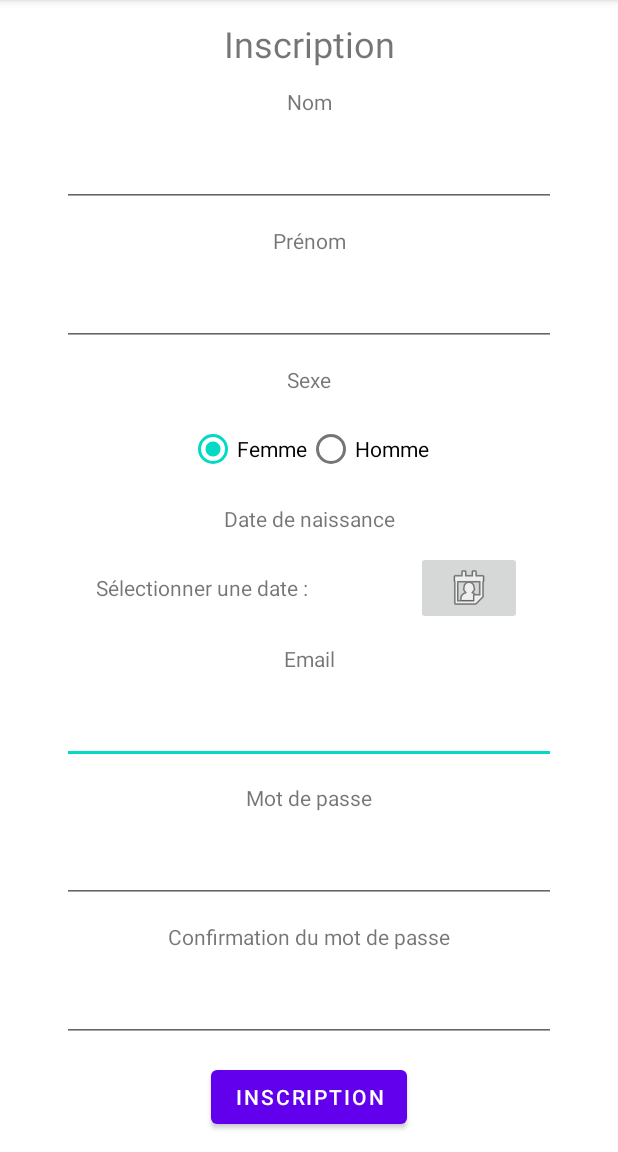
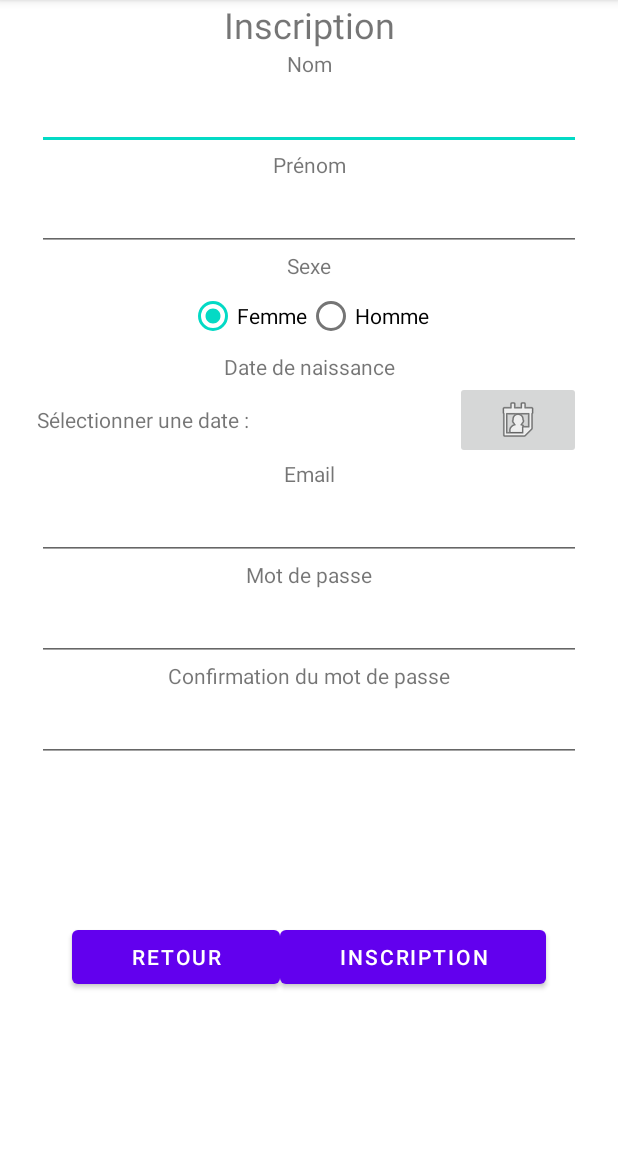
Before and after one commit to PetitGourou1999/PierrePapierCiseaux, an Android app: the RegisterActivity screen opened directly, with no data from a screen before it, on a phone screen of 412 x 824 dp, the part 84-1236 px from its top. Run offline under Robolectric (Android 15) with nearby library versions, the light colour scheme and no system bars; our stand-ins replace Firebase (no records; nobody signed in at launch, a user with empty details on screens opened directly).

Commit message:
Registration ok

```diff
--- a/app/build.gradle
+++ b/app/build.gradle
@@ -35,7 +35,7 @@
     implementation 'androidx.constraintlayout:constraintlayout:2.1.0'
     implementation 'com.google.firebase:firebase-auth:19.2.0'
     implementation 'com.google.firebase:firebase-analytics:17.2.1'
-    implementation 'com.google.firebase:firebase-database:19.2.0'
+    implementation 'com.google.firebase:firebase-database:20.0.2'
     testImplementation 'junit:junit:4.+'
     androidTestImplementation 'androidx.test.ext:junit:1.1.3'
     androidTestImplementation 'androidx.test.espresso:espresso-core:3.4.0'
--- a/app/src/main/java/com/example/pierrepapierciseaux/RegisterActivity.java
+++ b/app/src/main/java/com/example/pierrepapierciseaux/RegisterActivity.java
@@ -1,6 +1,8 @@
 package com.example.pierrepapierciseaux;
 
 import android.app.DatePickerDialog;
+import android.app.ProgressDialog;
+import android.content.Intent;
 import android.icu.util.Calendar;
 import android.os.Bundle;
 import android.util.Patterns;
@@ -47,6 +49,8 @@
 
     private ProgressBar progressBar;
 
+    private Button retour;
+
     /*Métier*/
     int year;
     int month;
@@ -71,6 +75,8 @@
 
         progressBar = findViewById(R.id.progressBarRegister);
 
+        retour = findViewById(R.id.backButtonRegister);
+
     }
 
     @Override
@@ -81,6 +87,10 @@
         mAuth = FirebaseAuth.getInstance();
 
         getUIElements();
+
+        retour.setOnClickListener(e->{
+            startActivity(new Intent(this, LoginActivity.class));
+        });
 
         selectDate.setOnClickListener(e -> {
 
@@ -109,7 +119,7 @@
         String dateNaissTexte = date.getText().toString().trim();
         String emailTexte = mail.getText().toString().trim();
         String passwordTexte = password.getText().toString().trim();
-        String confirmPasswordTexte = password.getText().toString().trim();
+        String confirmPasswordTexte = confirmPassword.getText().toString().trim();
 
         String sexeTexte = "";
 
@@ -136,7 +146,9 @@
             } else if (!passwordTexte.equals(confirmPasswordTexte)) {
                 showToast(R.string.mismatch_password);
             } else {
-                progressBar.setVisibility(View.VISIBLE);
+                //progressBar.setVisibility(View.VISIBLE);
+                ProgressDialog dialog = ProgressDialog.show(this, "",
+                        getString(R.string.please_wait), true);
                 String finalSexeTexte = sexeTexte;
                 mAuth.createUserWithEmailAndPassword(emailTexte, passwordTexte).addOnCompleteListener(new OnCompleteListener<AuthResult>() {
                     @Override
@@ -150,12 +162,21 @@
                                 public void onComplete(@NonNull Task<Void> task) {
                                     if(task.isSuccessful()){
                                         showToast(R.string.ajout_user_reussi);
-                                        progressBar.setVisibility(View.GONE);
+                                        //progressBar.setVisibility(View.GONE);
+                                        dialog.dismiss();
+                                        startActivity(new Intent(RegisterActivity.this, LoginActivity.class));
                                     }else{
                                         showToast(R.string.ajout_user_fail);
+                                        //progressBar.setVisibility(View.GONE);
+                                        dialog.dismiss();
                                     }
                                 }
                             });
+                        }else{
+                            showToast(R.string.ajout_user_fail);
+                            //progressBar.setVisibility(View.GONE);
+                            dialog.dismiss();
+
                         }
 
                     }
--- a/app/src/main/res/layout/activity_register.xml
+++ b/app/src/main/res/layout/activity_register.xml
@@ -1,75 +1,77 @@
 <?xml version="1.0" encoding="utf-8"?>
-<androidx.constraintlayout.widget.ConstraintLayout xmlns:android="http://schemas.android.com/apk/res/android"
+<ScrollView xmlns:android="http://schemas.android.com/apk/res/android"
     xmlns:app="http://schemas.android.com/apk/res-auto"
     xmlns:tools="http://schemas.android.com/tools"
-    android:layout_width="match_parent"
-    android:layout_height="match_parent"
+    android:layout_width="fill_parent"
+    android:layout_height="fill_parent"
+    android:fillViewport="true"
     tools:context=".RegisterActivity">
 
 
+    <androidx.constraintlayout.widget.ConstraintLayout
+        android:layout_width="match_parent"
+        android:layout_height="wrap_content"
+        tools:context=".RegisterActivity">
+
         <TextView
-        android:id="@+id/textView15"
+            android:id="@+id/textViewConfirmMDP"
             android:layout_width="wrap_content"
             android:layout_height="wrap_content"
             android:text="@string/confirm_mot_de_passe"
             app:layout_constraintBottom_toTopOf="@+id/registerConfirmPassword"
-        app:layout_constraintTop_toBottomOf="@+id/registerPassword"
             app:layout_constraintEnd_toStartOf="@+id/guideline3"
             app:layout_constraintStart_toStartOf="@+id/guideline2"
-        tools:layout_editor_absoluteX="97dp" />
+            app:layout_constraintTop_toBottomOf="@+id/registerPassword" />
 
         <EditText
             android:id="@+id/registerMail"
-        android:layout_width="329dp"
+            android:layout_width="0dp"
             android:layout_height="wrap_content"
             android:ems="10"
             android:inputType="textEmailAddress"
             android:minHeight="48dp"
-        app:layout_constraintBottom_toTopOf="@+id/textView13"
-        app:layout_constraintTop_toBottomOf="@+id/textView12"
+            app:layout_constraintBottom_toTopOf="@+id/textViewMDP"
             app:layout_constraintEnd_toStartOf="@+id/guideline3"
             app:layout_constraintStart_toStartOf="@+id/guideline2"
-        tools:layout_editor_absoluteX="41dp" />
+            app:layout_constraintTop_toBottomOf="@+id/textViewMail" />
 
         <EditText
             android:id="@+id/registerPassword"
-        android:layout_width="329dp"
+            android:layout_width="0dp"
             android:layout_height="wrap_content"
             android:ems="10"
             android:inputType="textPassword"
             android:minHeight="48dp"
-        app:layout_constraintBottom_toTopOf="@+id/textView15"
-        app:layout_constraintTop_toBottomOf="@+id/textView13"
+            app:layout_constraintBottom_toTopOf="@+id/textViewConfirmMDP"
             app:layout_constraintEnd_toStartOf="@+id/guideline3"
             app:layout_constraintStart_toStartOf="@+id/guideline2"
-        tools:layout_editor_absoluteX="41dp" />
+            app:layout_constraintTop_toBottomOf="@+id/textViewMDP" />
 
         <EditText
             android:id="@+id/registerConfirmPassword"
-        android:layout_width="329dp"
+            android:layout_width="0dp"
             android:layout_height="wrap_content"
             android:ems="10"
             android:inputType="textPassword"
             android:minHeight="48dp"
-        app:layout_constraintBottom_toTopOf="@+id/registerButtonRegister"
-        app:layout_constraintTop_toBottomOf="@+id/textView15"
             app:layout_constraintEnd_toStartOf="@+id/guideline3"
             app:layout_constraintStart_toStartOf="@+id/guideline2"
-        tools:layout_editor_absoluteX="41dp" />
+            app:layout_constraintBottom_toTopOf="@+id/linearButtons"
+            app:layout_constraintTop_toBottomOf="@+id/textViewConfirmMDP" />
 
         <androidx.constraintlayout.widget.Guideline
             android:id="@+id/guideline2"
             android:layout_width="wrap_content"
             android:layout_height="wrap_content"
             android:orientation="vertical"
-        app:layout_constraintGuide_percent="0.1" />
+            app:layout_constraintGuide_percent="0.06" />
 
         <androidx.constraintlayout.widget.Guideline
             android:id="@+id/guideline3"
             android:layout_width="wrap_content"
             android:layout_height="wrap_content"
             android:orientation="vertical"
-        app:layout_constraintGuide_percent="0.9" />
+            app:layout_constraintGuide_percent="0.94" />
 
         <TextView
             android:id="@+id/registerTitle"
@@ -77,46 +79,44 @@
             android:layout_height="wrap_content"
             android:text="@string/inscription"
             android:textSize="24sp"
-        app:layout_constraintBottom_toTopOf="@+id/textView8"
+            app:layout_constraintBottom_toTopOf="@+id/textViewNom"
             app:layout_constraintEnd_toStartOf="@+id/guideline3"
             app:layout_constraintStart_toStartOf="@+id/guideline2"
             app:layout_constraintTop_toTopOf="parent" />
 
         <EditText
             android:id="@+id/registerNom"
-        android:layout_width="329dp"
+            android:layout_width="0dp"
             android:layout_height="wrap_content"
             android:ems="10"
             android:inputType="textPersonName"
             android:minHeight="48dp"
-        app:layout_constraintBottom_toTopOf="@+id/textView9"
-        app:layout_constraintTop_toBottomOf="@+id/textView8"
+            app:layout_constraintBottom_toTopOf="@+id/textViewPrenom"
             app:layout_constraintEnd_toStartOf="@+id/guideline3"
             app:layout_constraintStart_toStartOf="@+id/guideline2"
-        tools:layout_editor_absoluteX="41dp" />
+            app:layout_constraintTop_toBottomOf="@+id/textViewNom" />
 
         <EditText
             android:id="@+id/registerPrenom"
-        android:layout_width="329dp"
+            android:layout_width="0dp"
             android:layout_height="wrap_content"
             android:ems="10"
             android:inputType="textPersonName"
             android:minHeight="48dp"
-        app:layout_constraintBottom_toTopOf="@+id/textView10"
-        app:layout_constraintTop_toBottomOf="@+id/textView9"
+            app:layout_constraintBottom_toTopOf="@+id/textViewSexe"
             app:layout_constraintEnd_toStartOf="@+id/guideline3"
             app:layout_constraintStart_toStartOf="@+id/guideline2"
-        tools:layout_editor_absoluteX="41dp" />
+            app:layout_constraintTop_toBottomOf="@+id/textViewPrenom" />
 
         <RadioGroup
             android:id="@+id/radioGroup"
             android:layout_width="wrap_content"
             android:layout_height="wrap_content"
             android:orientation="horizontal"
-        app:layout_constraintBottom_toTopOf="@+id/textView11"
-        app:layout_constraintTop_toBottomOf="@+id/textView10"
+            app:layout_constraintBottom_toTopOf="@+id/textViewDateNaiss"
             app:layout_constraintEnd_toStartOf="@+id/guideline3"
             app:layout_constraintStart_toStartOf="@+id/guideline2"
+            app:layout_constraintTop_toBottomOf="@+id/textViewSexe"
             tools:layout_editor_absoluteX="125dp">
 
             <RadioButton
@@ -145,16 +145,15 @@
 
         <LinearLayout
             android:id="@+id/linearLayout"
-        android:layout_width="284dp"
-        android:layout_height="49dp"
+            android:layout_width="0dp"
+            android:layout_height="wrap_content"
             android:gravity="center"
             android:orientation="horizontal"
             android:weightSum="6"
-        app:layout_constraintBottom_toTopOf="@+id/textView12"
-        app:layout_constraintTop_toBottomOf="@+id/textView11"
+            app:layout_constraintBottom_toTopOf="@+id/textViewMail"
             app:layout_constraintEnd_toStartOf="@+id/guideline3"
             app:layout_constraintStart_toStartOf="@+id/guideline2"
-        tools:layout_editor_absoluteX="64dp">
+            app:layout_constraintTop_toBottomOf="@+id/textViewDateNaiss">
 
             <TextView
                 android:id="@+id/dateTextView"
@@ -171,18 +170,35 @@
                 app:srcCompat="@android:drawable/ic_menu_my_calendar" />
         </LinearLayout>
 
+        <LinearLayout
+            android:id="@+id/linearButtons"
+            android:layout_width="0dp"
+            android:layout_height="0dp"
+            android:gravity="center"
+            android:orientation="horizontal"
+            android:weightSum="3"
+            app:layout_constraintBottom_toBottomOf="parent"
+            app:layout_constraintEnd_toStartOf="@+id/guideline3"
+            app:layout_constraintStart_toStartOf="@+id/guideline2"
+            app:layout_constraintTop_toBottomOf="@+id/registerConfirmPassword">
+
+            <Button
+                android:id="@+id/backButtonRegister"
+                android:layout_width="wrap_content"
+                android:layout_height="wrap_content"
+                android:layout_weight="1"
+                android:text="@string/retour" />
+
             <Button
                 android:id="@+id/registerButtonRegister"
                 android:layout_width="wrap_content"
                 android:layout_height="wrap_content"
-        android:text="@string/inscription"
-        app:layout_constraintBottom_toBottomOf="parent"
-        app:layout_constraintEnd_toStartOf="@+id/guideline3"
-        app:layout_constraintStart_toStartOf="@+id/guideline2"
-        app:layout_constraintTop_toBottomOf="@+id/registerConfirmPassword" />
+                android:layout_weight="1"
+                android:text="@string/inscription" />
+        </LinearLayout>
 
         <TextView
-        android:id="@+id/textView8"
+            android:id="@+id/textViewNom"
             android:layout_width="wrap_content"
             android:layout_height="wrap_content"
             android:text="@string/nom"
@@ -192,58 +208,59 @@
             app:layout_constraintTop_toBottomOf="@+id/registerTitle" />
 
         <TextView
-        android:id="@+id/textView9"
+            android:id="@+id/textViewPrenom"
             android:layout_width="wrap_content"
             android:layout_height="wrap_content"
             android:text="@string/prenom"
             app:layout_constraintBottom_toTopOf="@+id/registerPrenom"
-        app:layout_constraintTop_toBottomOf="@+id/registerNom"
             app:layout_constraintEnd_toStartOf="@+id/guideline3"
             app:layout_constraintStart_toStartOf="@+id/guideline2"
+            app:layout_constraintTop_toBottomOf="@+id/registerNom"
             tools:layout_editor_absoluteX="181dp" />
 
         <TextView
-        android:id="@+id/textView10"
+            android:id="@+id/textViewSexe"
             android:layout_width="wrap_content"
             android:layout_height="wrap_content"
             android:text="@string/sexe"
             app:layout_constraintBottom_toTopOf="@+id/radioGroup"
-        app:layout_constraintTop_toBottomOf="@+id/registerPrenom"
             app:layout_constraintEnd_toStartOf="@+id/guideline3"
             app:layout_constraintStart_toStartOf="@+id/guideline2"
+            app:layout_constraintTop_toBottomOf="@+id/registerPrenom"
             tools:layout_editor_absoluteX="190dp" />
 
         <TextView
-        android:id="@+id/textView11"
+            android:id="@+id/textViewDateNaiss"
             android:layout_width="wrap_content"
             android:layout_height="wrap_content"
             android:text="@string/date_naissance"
             app:layout_constraintBottom_toTopOf="@+id/linearLayout"
-        app:layout_constraintTop_toBottomOf="@+id/radioGroup"
             app:layout_constraintEnd_toStartOf="@+id/guideline3"
             app:layout_constraintStart_toStartOf="@+id/guideline2"
+            app:layout_constraintTop_toBottomOf="@+id/radioGroup"
             tools:layout_editor_absoluteX="180dp" />
 
         <TextView
-        android:id="@+id/textView12"
+            android:id="@+id/textViewMail"
             android:layout_width="wrap_content"
             android:layout_height="wrap_content"
             android:text="@string/email"
             app:layout_constraintBottom_toTopOf="@+id/registerMail"
-        app:layout_constraintTop_toBottomOf="@+id/linearLayout"
             app:layout_constraintEnd_toStartOf="@+id/guideline3"
             app:layout_constraintStart_toStartOf="@+id/guideline2"
+            app:layout_constraintTop_toBottomOf="@+id/linearLayout"
             tools:layout_editor_absoluteX="195dp" />
 
         <TextView
-        android:id="@+id/textView13"
+            android:id="@+id/textViewMDP"
             android:layout_width="wrap_content"
             android:layout_height="wrap_content"
             android:text="@string/mot_de_passe"
             app:layout_constraintBottom_toTopOf="@+id/registerPassword"
-        app:layout_constraintTop_toBottomOf="@+id/registerMail"
             app:layout_constraintEnd_toStartOf="@+id/guideline3"
             app:layout_constraintStart_toStartOf="@+id/guideline2"
+            app:layout_constraintTop_toBottomOf="@+id/registerMail"
             tools:layout_editor_absoluteX="186dp" />
 
     </androidx.constraintlayout.widget.ConstraintLayout>
+</ScrollView>
--- a/app/src/main/res/values/strings.xml
+++ b/app/src/main/res/values/strings.xml
@@ -1,6 +1,6 @@
 <resources>
     <string name="app_name">PierrePapierCiseaux</string>
-
+    <string name="retour">Retour</string>
     <string name="connexion">Connexion</string>
     <string name="bienvenue">Bienvenue</string>
     <string name="inscription">Inscription</string>
@@ -17,6 +17,7 @@
     <string name="champ_non_renseigné">L\'un des champs n\'a pas été renseigné.</string>
     <string name="email_pas_valide">Le mail n\'est pas valide</string>
     <string name="mismatch_password">Les mots de passe saisis ne correspondent pas</string>
+    <string name="please_wait">Traitement en cours... Veuillez patienter</string>
     <string name="ajout_user_reussi">Votre inscription a été réalisée avec succès</string>
     <string name="ajout_user_fail">Une erreur est survenue, veuillez réessayer</string>
 
--- a/build.gradle
+++ b/build.gradle
@@ -6,7 +6,7 @@
     }
     dependencies {
         classpath "com.android.tools.build:gradle:7.0.2"
-        classpath 'com.google.gms:google-services:4.3.3'
+        classpath 'com.google.gms:google-services:4.3.10'
 
         // NOTE: Do not place your application dependencies here; they belong
         // in the individual module build.gradle files
```
Lines whose indentation alone changed are shown as unchanged.
